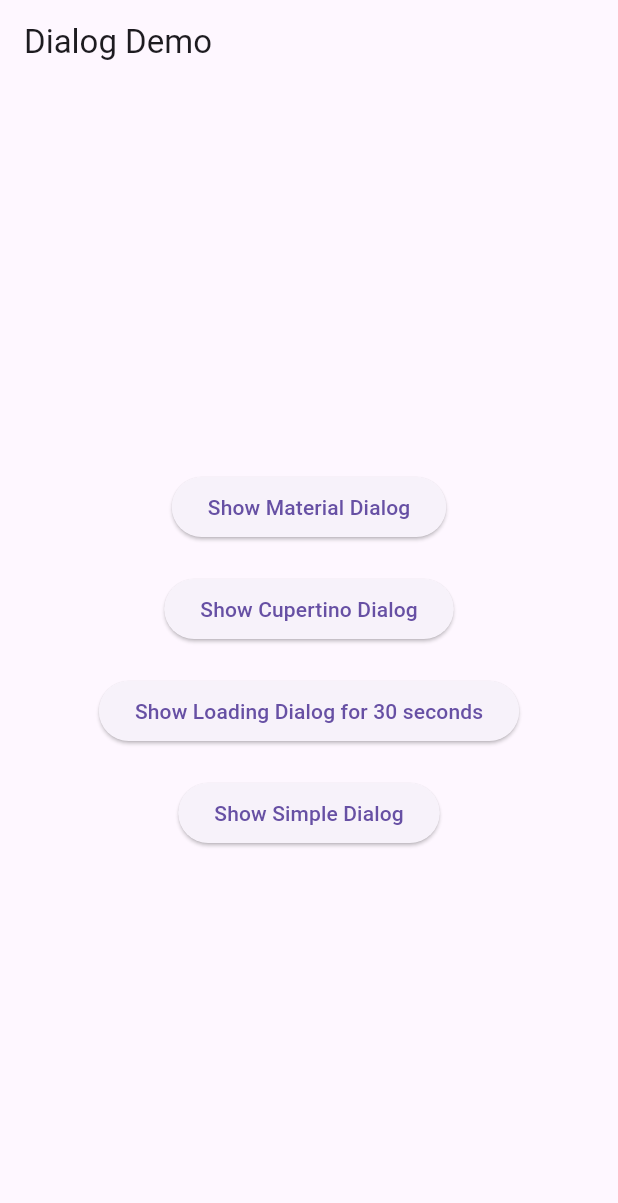
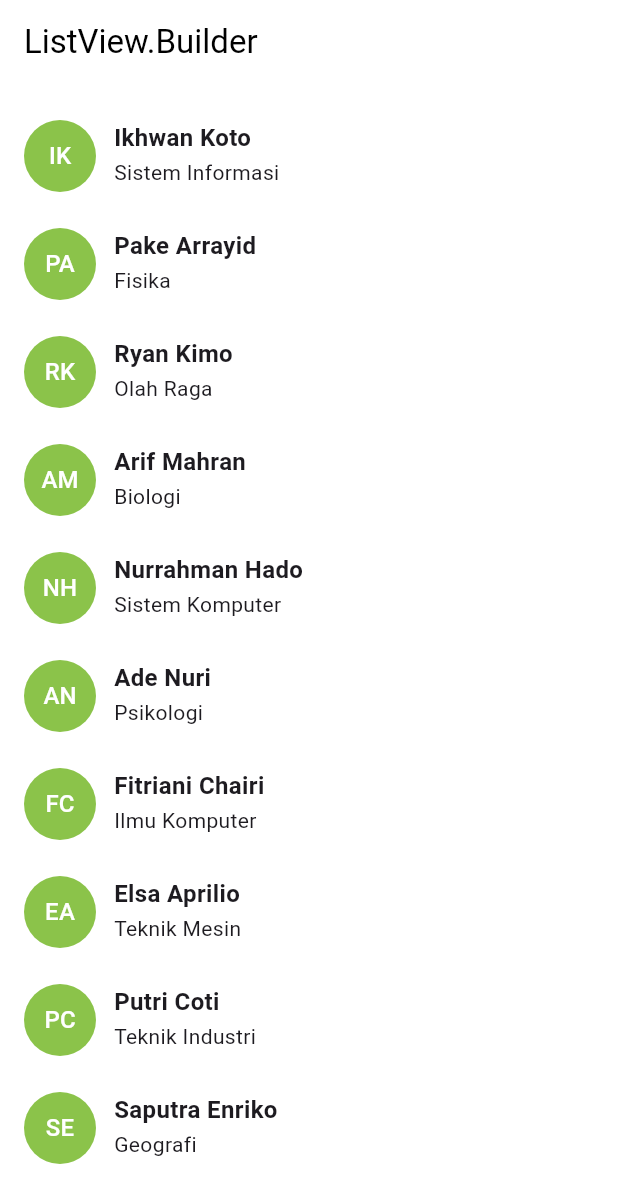
Before and after one commit to riyanada/pemrograman-mobile, a Flutter app: the screen it shows after launch, on a phone screen of 412 x 824 dp. Shown: the top 1203 px of the screen. Run offline on Flutter 3.47's test engine with Material 3 defaults, Android fonts, the light colour scheme and no system bars.

Commit message:
add week-7

```diff
--- /dev/null
+++ b/lib/item_list.dart
@@ -0,0 +1,54 @@
+import 'package:listview/user_model.dart';
+import 'package:flutter/material.dart';
+
+class ItemUser extends StatelessWidget {
+  final int index;
+  final UserModel data;
+  final void Function(UserModel) onClick;
+
+  const ItemUser(this.index, this.data, this.onClick, {super.key});
+
+  @override
+  Widget build(BuildContext context) {
+    return Container(
+      margin: const EdgeInsets.only(top: 24, left: 16, right: 16),
+      child: InkWell(
+        child: Row(
+          crossAxisAlignment: CrossAxisAlignment.start,
+          children: <Widget>[
+            CircleAvatar(
+              radius: 24,
+              backgroundColor: Colors.lightGreen,
+              child: Text(
+                data.codeName,
+                style: const TextStyle(color: Colors.white),
+              ),
+            ),
+            Expanded(
+                child: Container(
+              margin: const EdgeInsets.only(left: 12),
+              child: Column(
+                crossAxisAlignment: CrossAxisAlignment.stretch,
+                mainAxisAlignment: MainAxisAlignment.center,
+                children: <Widget>[
+                  Text(
+                    data.name,
+                    style: const TextStyle(
+                        fontSize: 16, fontWeight: FontWeight.w600),
+                  ),
+                  Container(
+                    margin: const EdgeInsets.only(top: 2),
+                    child: Text(data.major),
+                  ),
+                ],
+              ),
+            )),
+          ],
+        ),
+        onTap: () {
+          onClick(data);
+        },
+      ),
+    );
+  }
+}
--- /dev/null
+++ b/lib/list_view_activity.dart
@@ -0,0 +1,56 @@
+import 'package:listview/item_list.dart';
+import 'package:listview/user_model.dart';
+import 'package:flutter/material.dart';
+
+class ListViewActivity extends StatefulWidget {
+  const ListViewActivity({super.key});
+
+
+  @override
+  State<StatefulWidget> createState() => ListViewActivityState();
+}
+
+class ListViewActivityState extends State<ListViewActivity> {
+  List<UserModel> data = [
+    UserModel(1, "IK", "Ikhwan Koto", "Sistem Informasi"),
+    UserModel(2, "PA", "Pake Arrayid", "Fisika"),
+    UserModel(3, "RK", "Ryan Kimo", "Olah Raga"),
+    UserModel(4, "AM", "Arif Mahran", "Biologi"),
+    UserModel(5, "NH", "Nurrahman Hado", "Sistem Komputer"),
+    UserModel(6, "AN", "Ade Nuri", "Psikologi"),
+    UserModel(7, "FC", "Fitriani Chairi", "Ilmu Komputer"),
+    UserModel(8, "EA", "Elsa Aprilio", "Teknik Mesin"),
+    UserModel(9, "PC", "Putri Coti", "Teknik Industri"),
+    UserModel(10, "SE", "Saputra Enriko", "Geografi"),
+  ];
+
+  @override
+  Widget build(BuildContext context) {
+    return Scaffold(
+      appBar: AppBar(
+        automaticallyImplyLeading: false,
+        backgroundColor: Colors.white,
+        title: const Text(
+          "ListView.Builder",
+          style: TextStyle(color: Colors.black),
+        ),
+      ),
+      body: Container(
+        decoration: const BoxDecoration(color: Colors.white),
+        child: ListView.builder(
+            padding: const EdgeInsets.only(bottom: 24),
+            itemCount: data.length,
+            itemBuilder: (BuildContext context, int index) {
+              return ItemUser(index, data[index], (dataModel) {
+                onListClick(dataModel);
+              });
+            }),
+      ),
+    );
+  }
+
+  onListClick(UserModel dataUser) {
+    // ignore: avoid_print
+    print("Data: ${dataUser.name}");
+  }
+}
--- a/lib/main.dart
+++ b/lib/main.dart
@@ -1,159 +1,5 @@
-import 'dart:async';
-
 import 'package:flutter/material.dart';
-import 'package:flutter/cupertino.dart';
-
-class DialogPage extends StatefulWidget {
-  const DialogPage({super.key});
-
-  @override
-  _DialogPageState createState() => _DialogPageState();
-}
-
-class _DialogPageState extends State<DialogPage> {
-  @override
-  Widget build(BuildContext context) {
-    return Scaffold(
-        appBar: AppBar(
-          title: const Text('Dialog Demo'),
-        ),
-        body: Center(
-          child: Column(
-            mainAxisAlignment: MainAxisAlignment.center,
-            children: <Widget>[
-              ElevatedButton(
-                child: const Text('Show Material Dialog'),
-                onPressed: () {
-                  showDialog(
-                      context: context,
-                      builder: (context) {
-                        return AlertDialog(
-                          title: const Text('Material Dialog'),
-                          content: const Text('Hey! I am Coflutter!'),
-                          actions: <Widget>[
-                            TextButton(
-                                onPressed: () {
-                                  Navigator.pop(context);
-                                },
-                                child: const Text('close')),
-                            TextButton(
-                              onPressed: () {
-                                print('Hello World!');
-                                Navigator.pop(context);
-                              },
-                              child: const Text('Hello World!'),
-                            )
-                          ],
-                        );
-                      });
-                },
-              ),
-              const SizedBox(
-                height: 20,
-              ),
-              ElevatedButton(
-                child: const Text('Show Cupertino Dialog'),
-                onPressed: () {
-                  showDialog(
-                      context: context,
-                      builder: (context) {
-                        return CupertinoAlertDialog(
-                          title: const Text('Cupertino Dialog'),
-                          content: const Text('Hey! I am Coflutter!'),
-                          actions: <Widget>[
-                            TextButton(
-                                onPressed: () {
-                                  Navigator.pop(context);
-                                },
-                                child: const Text('close')),
-                            TextButton(
-                              onPressed: () {
-                                print('Hello World!');
-                                Navigator.pop(context);
-                              },
-                              child: const Text('Hello World!'),
-                            )
-                          ],
-                        );
-                      });
-                },
-              ),
-              const SizedBox(
-                height: 20,
-              ),
-              ElevatedButton(
-                child: const Text('Show Loading Dialog for 30 seconds'),
-                onPressed: () {
-                  late Timer _timer;
-                  showDialog(
-                    barrierDismissible: false,
-                    context: context,
-                    builder: (BuildContext context) {
-                      _timer = Timer(const Duration(seconds: 30), () {
-                        Navigator.of(context).pop();
-                      });
-                      return AlertDialog(
-                        content: Row(
-                          children: [
-                            const CircularProgressIndicator(),
-                            Container(
-                                margin: const EdgeInsets.only(left: 7),
-                                child: const Text("Loading please wait ..")),
-                          ],
-                        ),
-                      );
-                    },
-                  ).then((value) => {
-                        if (_timer.isActive) {_timer.cancel()}
-                      });
-                },
-              ),
-              const SizedBox(
-                height: 20,
-              ),
-              ElevatedButton(
-                child: const Text('Show Simple Dialog'),
-                onPressed: () {
-                  showDialog(
-                      context: context,
-                      builder: (context) {
-                        return SimpleDialog(
-                          title: const Text('Chose an Option'),
-                          children: <Widget>[
-                            SimpleDialogOption(
-                              onPressed: () {
-                                Navigator.pop(context);
-                              },
-                              child: const Text('Option 1'),
-                            ),
-                            SimpleDialogOption(
-                              onPressed: () {
-                                Navigator.pop(context);
-                              },
-                              child: const Text('Option 2'),
-                            ),
-                            SimpleDialogOption(
-                              onPressed: () {
-                                Navigator.pop(context);
-                              },
-                              child: const Text('Option 3'),
-                            ),
-                            SimpleDialogOption(
-                              onPressed: () {
-                                Navigator.pop(context);
-                              },
-                              child: const Text('Option 4'),
-                            ),
-                          ],
-                        );
-                      });
-                },
-              )
-            ],
-          ),
-        ));
-  }
-}
+import 'package:listview/list_view_activity.dart';
 
 void main() {
   runApp(const MainApp());
@@ -164,8 +10,8 @@ class MainApp extends StatelessWidget {
 
   @override
   Widget build(BuildContext context) {
-    return MaterialApp(
-      home: const DialogPage(),
+    return const MaterialApp(
+      home: ListViewActivity(),
     );
   }
 }
--- /dev/null
+++ b/lib/user_model.dart
@@ -0,0 +1,8 @@
+class UserModel {
+  int id;
+  String codeName;
+  String name;
+  String major;
+
+  UserModel(this.id, this.codeName, this.name, this.major);
+}
--- a/pubspec.yaml
+++ b/pubspec.yaml
@@ -1,4 +1,4 @@
-name: show_dialog
+name: listview
 description: "A new Flutter project."
 publish_to: 'none'
 version: 0.1.0
```
Also changed, not shown: 17 other files.
